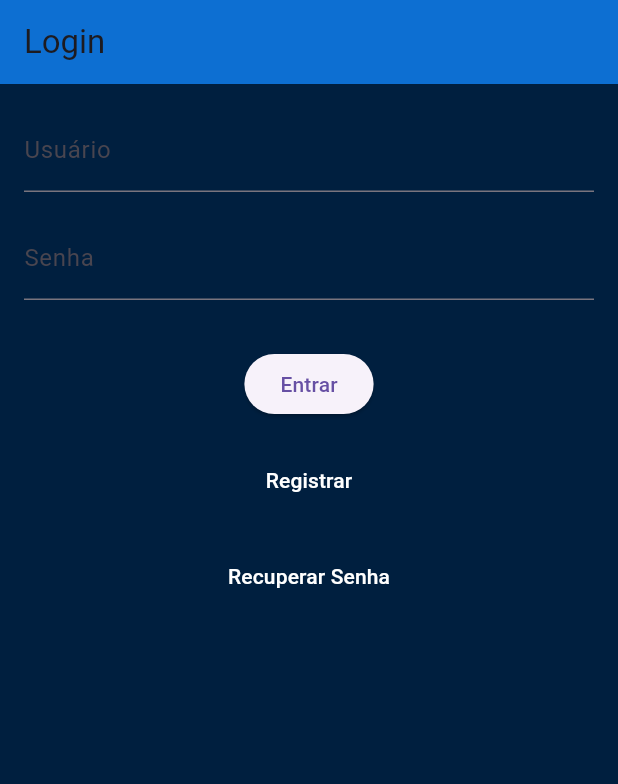
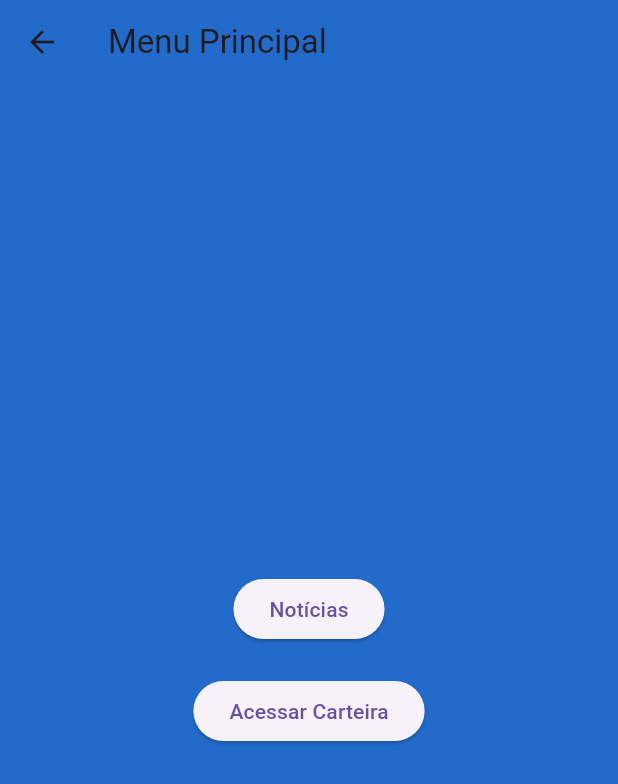
Before and after one commit to PedroBorgonhone/mobile_crypto, a Flutter app: the screen it shows after launch, after a tap on "Entrar", on a phone screen of 412 x 824 dp. Shown: the top 784 px of the screen. Run offline on Flutter 3.47's test engine with Material 3 defaults, Android fonts, the phone set to English and light mode, and no system bars.

Commit message:
Tela menu criada

```diff
--- a/lib/pages/tela_login.dart
+++ b/lib/pages/tela_login.dart
@@ -1,4 +1,5 @@
 import 'package:flutter/material.dart';
+import 'package:pedropaulo_cryptos/pages/tela_menu.dart';
 import 'package:pedropaulo_cryptos/pages/tela_recuperar_senha.dart';
 import 'package:pedropaulo_cryptos/pages/tela_registro.dart';
 
@@ -34,8 +35,11 @@ class TelaLogin extends StatelessWidget {
             SizedBox(height: 32.0),
             ElevatedButton(
               onPressed: () {
-                // Lógica de login
-              },
+                Navigator.push(
+                  context,
+                  MaterialPageRoute(builder: (context) => const TelaMenu()),
+                  );
+                },
               child: Text('Entrar'),
             ),
             SizedBox(height: 16.0),
--- /dev/null
+++ b/lib/pages/tela_menu.dart
@@ -0,0 +1,37 @@
+import 'package:flutter/material.dart';
+
+class TelaMenu extends StatelessWidget {
+  const TelaMenu({super.key});
+
+  @override
+  Widget build(BuildContext context) {
+    return Scaffold(
+      backgroundColor: const Color(0xFF236bcb),
+      appBar: AppBar(
+        title: const Text('Menu Principal'),
+        backgroundColor: Colors.transparent,
+        elevation: 0,
+      ),
+      body: Center(
+        child: Column(
+          mainAxisAlignment: MainAxisAlignment.center,
+          children: <Widget>[
+            ElevatedButton(
+              onPressed: () {
+                // Lógica para a página de notícias
+              },
+              child: const Text('Notícias'),
+            ),
+            const SizedBox(height: 20),
+            ElevatedButton(
+              onPressed: () {
+                // Lógica para a página da carteira
+              },
+              child: const Text('Acessar Carteira'),
+            ),
+          ],
+        ),
+      ),
+    );
+  }
+}
```
Also changed, not shown: lib/pages/tela_carteira_moedas.dart (renamed from lib/pages/carteira_moedas.dart).
